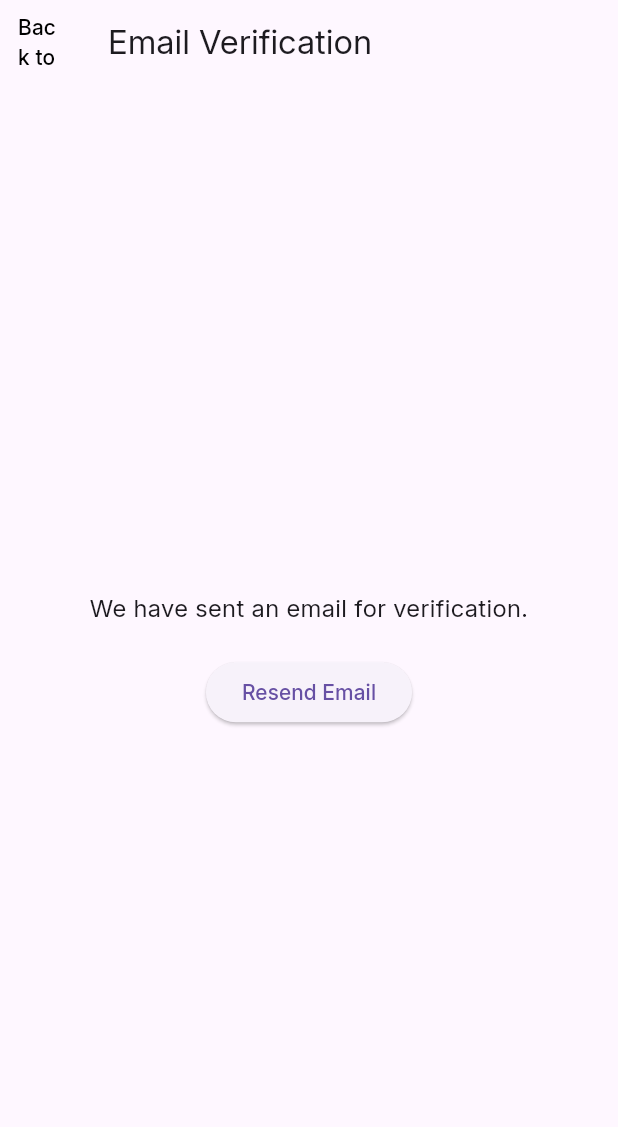
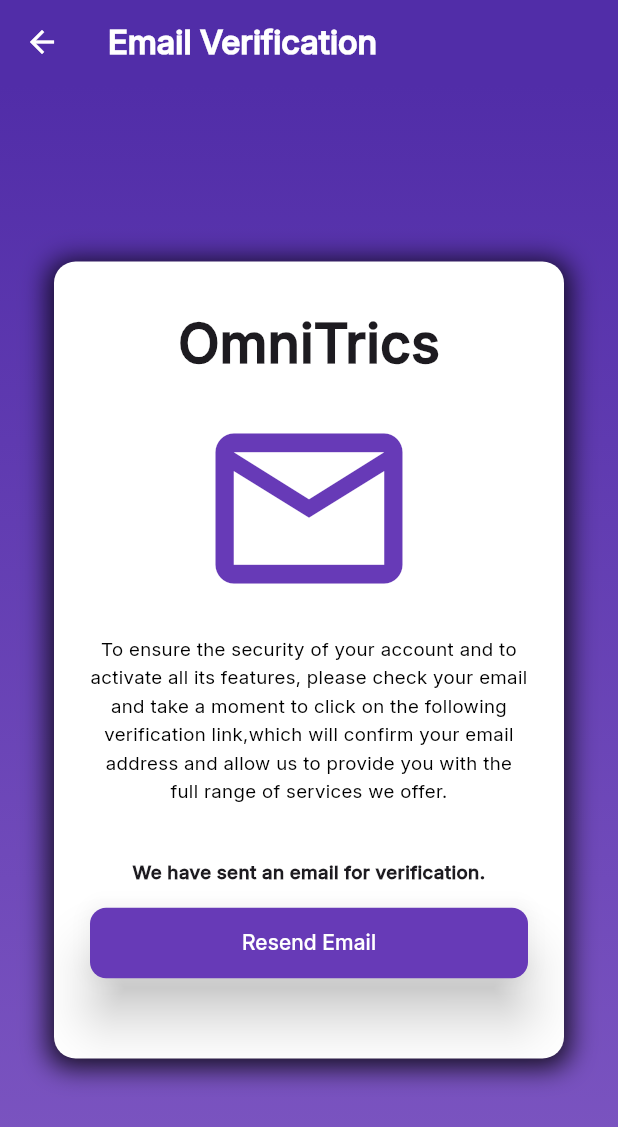
Before and after one commit to luisobumani/Thesis-Project_Omnitrics-Application, a Flutter app: the VerificationScreen screen opened directly, on a phone screen of 412 x 824 dp. Shown: the top 1127 px of the screen. Run offline on Flutter 3.47's test engine with Material 3 defaults, Android fonts, the light colour scheme and no system bars; our stand-ins replace animated_splash_screen, camera, cloud_firestore, firebase_auth, firebase_core, flutter_screenutil and 7 more; missing offline and left inert: flutter_circle_chart, gallery_saver_plus; accounts and stored records are empty; network calls fail.

Commit message:
04-08-2025_EmailVerificationUIUpdate

```diff
--- a/omnitrics_thesis/lib/auth/emailVerification/email_verification_page.dart
+++ b/omnitrics_thesis/lib/auth/emailVerification/email_verification_page.dart
@@ -3,6 +3,7 @@
 import 'package:firebase_auth/firebase_auth.dart';
 import 'package:omnitrics_thesis/tell_me_who_you_are/tell_me.dart';
 import 'package:omnitrics_thesis/auth/sign-in/login.dart';
+import 'package:flutter_screenutil/flutter_screenutil.dart';
 
 class VerificationScreen extends StatefulWidget {
   const VerificationScreen({Key? key}) : super(key: key);
@@ -19,6 +20,7 @@
     super.initState();
     // Send a verification email when the screen loads.
     FirebaseAuth.instance.currentUser?.sendEmailVerification();
+
     // Periodically check if the email is verified.
     timer = Timer.periodic(const Duration(seconds: 5), (timer) async {
       await FirebaseAuth.instance.currentUser?.reload();
@@ -41,42 +43,148 @@
 
   @override
   Widget build(BuildContext context) {
+    // Ensure ScreenUtil is initialized higher up in your app.
     return Scaffold(
       appBar: AppBar(
-        title: const Text("Email Verification"),
-        // "Back to Login" button for debugging
-        leading: TextButton(
+        backgroundColor: Colors.deepPurple.shade700,
+        title: const Text(
+          "Email Verification",
+          style: TextStyle(
+            fontWeight: FontWeight.bold,
+            color: Colors.white,
+          ),
+        ),
+        // Leading IconButton as provided.
+        leading: IconButton(
+          icon: const Icon(Icons.arrow_back, color: Colors.white),
           onPressed: () {
             Navigator.pushReplacement(
               context,
               MaterialPageRoute(builder: (_) => const LoginScreen()),
             );
           },
-          child: const Text(
-            "Back to Login",
-            style: TextStyle(color: Colors.black),
+        ),
+      ),
+      body: Container(
+        decoration: BoxDecoration(
+          gradient: LinearGradient(
+            colors: [Colors.deepPurple.shade700, Colors.deepPurple.shade400],
+            begin: Alignment.topCenter,
+            end: Alignment.bottomCenter,
           ),
         ),
-      ),
-      body: Center(
-        child: Padding(
-          padding: const EdgeInsets.all(16.0),
-          child: Column(
-            mainAxisAlignment: MainAxisAlignment.center,
-            children: [
-              const Text(
-                "We have sent an email for verification.",
-                textAlign: TextAlign.center,
-                style: TextStyle(fontSize: 16),
+        child: SafeArea(
+          child: Center(
+            child: SingleChildScrollView(
+              child: Container(
+                width: 340.w,
+                height: 590.h,// Responsive width using ScreenUtil.
+                decoration: BoxDecoration(
+                  color: Colors.white,
+                  borderRadius: BorderRadius.circular(16.r),
+                  boxShadow: [
+                    BoxShadow(
+                      color:
+                          const Color.fromARGB(255, 0, 0, 0).withOpacity(0.8),
+                      spreadRadius: 4.r,
+                      blurRadius: 16.r,
+                      offset: Offset(0.w, 3.h),
+                    ),
+                  ],
+                ),
+                child: Container(
+                  width: 300.w, // Responsive inner container width.
+                  padding: EdgeInsets.symmetric(
+                    horizontal: 24.w,
+                    vertical: 32.h,
+                  ),
+                  child: Column(
+                    mainAxisSize: MainAxisSize.min,
+                    children: [
+                      // Title
+                      Text(
+                        'OmniTrics',
+                        style: TextStyle(
+                          fontSize: 40.sp,
+                          fontWeight: FontWeight.bold,
+                        ),
+                      ),
+                      // Icon.
+                      SizedBox(height: 10.h),
+                      Icon(
+                        Icons.email_outlined,
+                        size: 150,
+                        color: Colors.deepPurple,
+                      ),
+                      // Informational text.
+                      SizedBox(height: 10.h),
+                      Text(
+                        'To ensure the security of your account and to activate all its features, '
+                        'please check your email and take a moment to click on the following verification link,'
+                        'which will confirm your email address and allow us to provide you with the full range of services we offer.',
+                        textAlign: TextAlign.center,
+                        style: TextStyle(
+                          fontSize: 14.sp,
+                          height: 1.5,
+                          color: Color.fromARGB(255, 0, 0, 0)
+                        ),
+                      ),
+                      SizedBox(height: 40.h),
+                      Text(
+                        'We have sent an email for verification.',
+                        textAlign: TextAlign.center,
+                        style: TextStyle(
+                          fontSize: 14.sp,
+                          height: 1.5.h,
+                          fontWeight: FontWeight.bold,
+                        ),
+                      ),
+                      SizedBox(height: 16.h),
+                      SizedBox(
+                        width: double.infinity,
+                        child: ElevatedButton(
+                          onPressed: () async {
+                            await FirebaseAuth.instance.currentUser
+                                ?.sendEmailVerification();
+                          },
+                          style: ButtonStyle(
+                            elevation:WidgetStateProperty.all(15.0),
+                            shadowColor: WidgetStateProperty.all(
+                              Colors.black.withOpacity(1.0),
+                            ),
+                            backgroundColor:
+                                WidgetStateProperty.resolveWith<Color>(
+                              (Set<WidgetState> states) {
+                                if (states.contains(WidgetState.pressed)) {
+                                  return Colors.deepPurple.shade900;
+                                }
+                                return Colors.deepPurple;
+                              },
+                            ),
+                            foregroundColor: WidgetStateProperty.all<Color>(
+                                Colors.white),
+                            shape:
+                                WidgetStateProperty.all<RoundedRectangleBorder>(
+                              RoundedRectangleBorder(
+                                borderRadius: BorderRadius.circular(12.r),
+                              ),
+                            ),
+                            padding:
+                                WidgetStateProperty.all<EdgeInsetsGeometry>(
+                              EdgeInsets.symmetric(
+                                horizontal: 90.w,
+                                vertical: 15.h,
+                              ),
+                            ),
+                          ),
+                          child: const Text("Resend Email"),
+                        ),
+                      ),
+                    ],
+                  ),
+                ),
               ),
-              const SizedBox(height: 20),
-              ElevatedButton(
-                onPressed: () async {
-                  await FirebaseAuth.instance.currentUser?.sendEmailVerification();
-                },
-                child: const Text("Resend Email"),
-              ),
-            ],
+            ),
           ),
         ),
       ),
```
